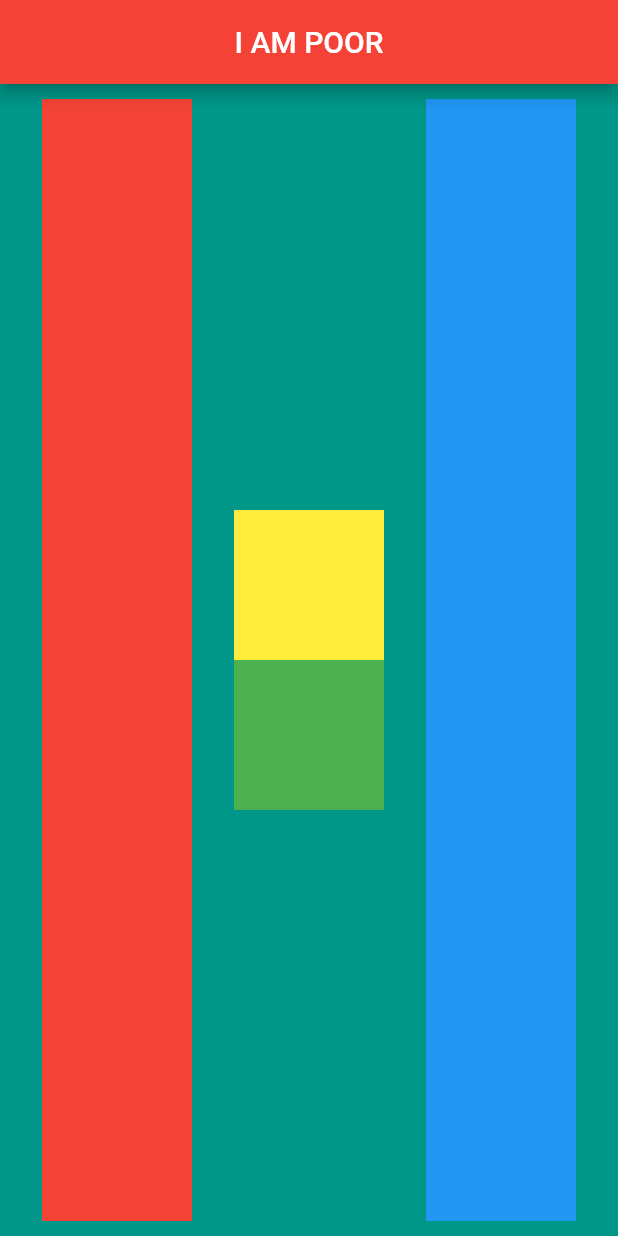
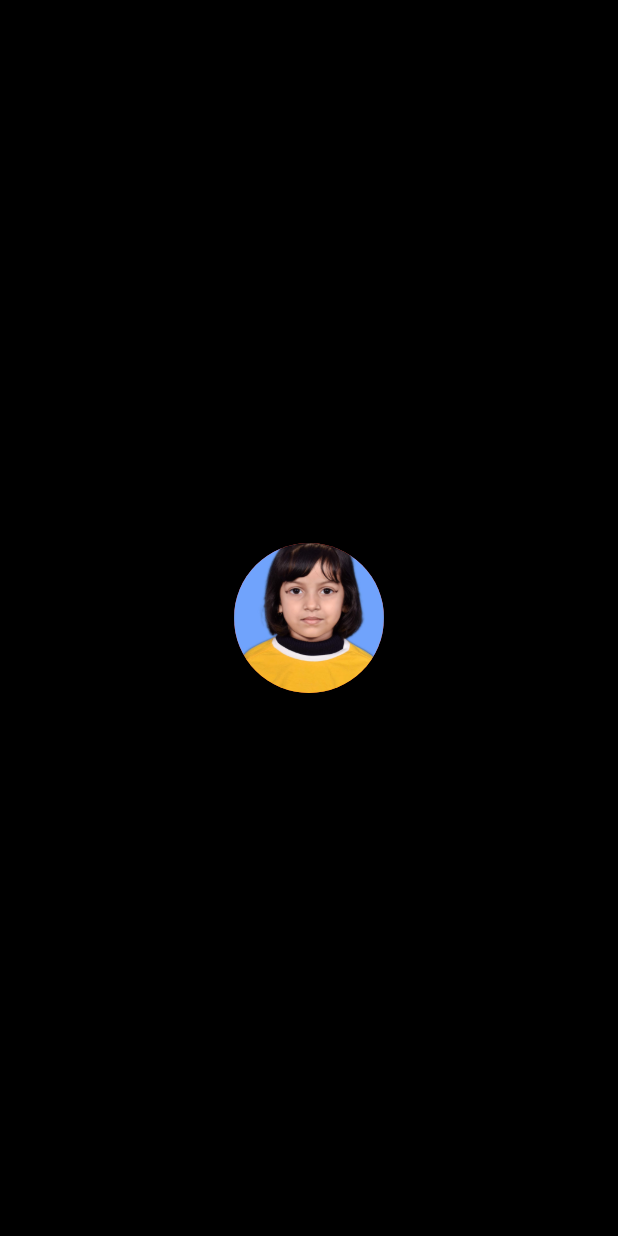
Before and after one commit to Prasen86/flutter_tutorial_app, a Flutter app: the screen it shows after launch, on a phone screen of 412 x 824 dp. Run offline on Flutter 3.47's test engine with Material 2 defaults, Android fonts, the phone set to English and light mode, and no system bars.

Commit message:
Adding Photo CircleAvatar

```diff
--- a/lib/main.dart
+++ b/lib/main.dart
@@ -18,37 +18,20 @@ class HomePage extends StatefulWidget {
 
 Widget _bodyWidget() {
   return Container(
-    color: Colors.teal,
-    child: new Row(
-      mainAxisSize: MainAxisSize.max,
-      mainAxisAlignment: MainAxisAlignment.spaceEvenly,
-      children: <Widget>[
-        Container(
-          margin: EdgeInsets.all(10.0),
-          width: 100.0,
-          color: Colors.red,
-        ),
-        Column(
-          mainAxisAlignment: MainAxisAlignment.center,
-          children: <Widget>[
-            Container(
-              width: 100.0,
-              height: 100.0,
-              color: Colors.yellow,
-            ),
-            Container(
-              width: 100.0,
-              height: 100.0,
-              color: Colors.green,
-            ),
-          ],
-        ),
-        Container(
-          width: 100.0,
-          color: Colors.blue,
-          margin: EdgeInsets.all(10.0),
-        ),
-      ],
+    color: Colors.black,
+    height: double.infinity,
+    width: double.infinity,
+    child: SafeArea(
+      child: Column(
+        mainAxisAlignment: MainAxisAlignment.center,
+        children: <Widget>[
+          CircleAvatar(
+            radius: 50.0,
+            backgroundColor: Colors.red,
+            backgroundImage: AssetImage('assets/images/rhythm.jpg'),
+          )
+        ],
+      ),
     ),
   );
 }
@@ -57,10 +40,6 @@ class _HomePageState extends State<HomePage> {
   @override
   Widget build(BuildContext context) {
     return new Scaffold(
-      appBar: new AppBar(
-        title: Center(child: new Text("I AM POOR")),
-        backgroundColor: Colors.red,
-      ),
       body: _bodyWidget(),
     );
   }
```
Also changed, not shown: assets/images/rhythm.jpg (added).
